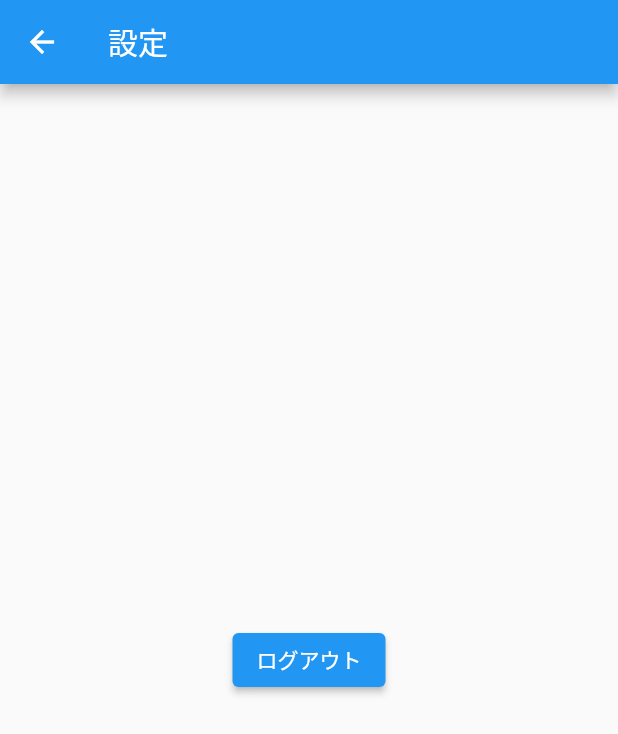
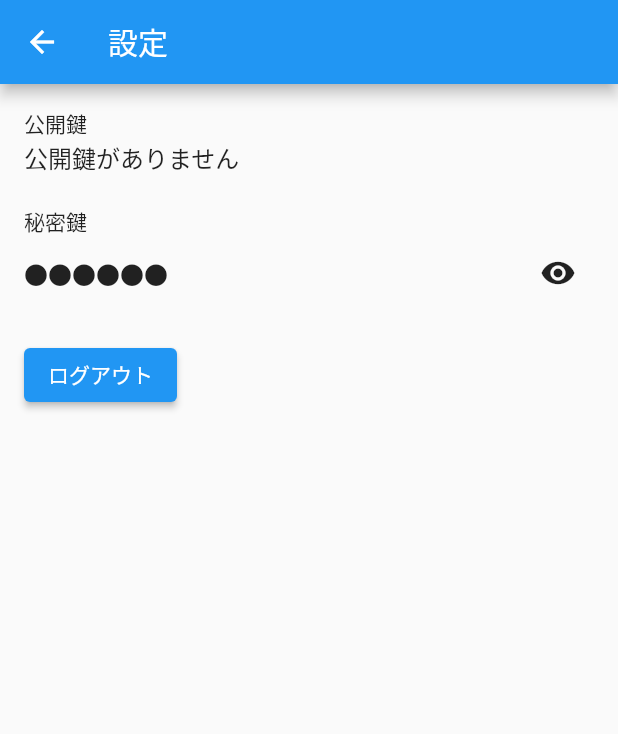
Before and after one commit to ShinoharaTa/nostr_pubcha_client, a Flutter app: the ChatScreen screen opened directly, after a tap on the "settings" icon, on a phone screen of 412 x 824 dp. Shown: the top 734 px of the screen. Run offline on Flutter 3.47's test engine with Material 2 defaults, Android fonts, the phone set to English and light mode, and no system bars; our stand-ins replace shared_preferences, synchronized; missing offline and left inert: mutex, nostr_core_dart; accounts and stored records are empty; network calls fail.

Commit message:
アカウント生成後の公開鍵と秘密鍵を見られるように変更

```diff
--- a/lib/chat.dart
+++ b/lib/chat.dart
@@ -1,5 +1,6 @@
 import 'dart:async';
 import 'package:flutter/material.dart';
+import 'package:nostr_core_dart/nostr.dart';
 import 'const/const.dart';
 import 'settings.dart';
 import 'post.dart';
--- a/lib/settings.dart
+++ b/lib/settings.dart
@@ -1,5 +1,6 @@
 import 'package:flutter/material.dart';
 import 'package:nostr_pubcha_client/nostr/profile.dart';
+import 'package:nostr_pubcha_client/nostr/store.dart';
 import 'login.dart';
 
 class SettingsScreen extends StatefulWidget {
@@ -8,14 +9,50 @@ class SettingsScreen extends StatefulWidget {
 }
 
 class _SettingsScreenState extends State {
+  bool _showPrivateKey = false;
+
   @override
   Widget build(BuildContext context) {
     return Scaffold(
       appBar: AppBar(
         title: Text('設定'),
       ),
-      body: Center(
-        child: ElevatedButton(
+      body: Padding(
+        padding: EdgeInsets.all(16.0),
+        child: Column(
+          crossAxisAlignment: CrossAxisAlignment.start,
+          children: <Widget>[
+            Text('公開鍵'),
+            SelectableText(
+              PublicCore.publicKey != null ? getEncodedPubkey(PublicCore.publicKey) : '公開鍵がありません',
+              style: TextStyle(fontSize: 16),
+            ),
+            SizedBox(height: 20),
+            Text('秘密鍵'),
+            Row(
+              children: <Widget>[
+                Expanded(
+                  child: SelectableText(
+                    _showPrivateKey
+                        ? (PublicCore.privateKey != null ? getEncodedPrivkey(PublicCore.privateKey) : '公開鍵がありません')
+                        : '●●●●●●',
+                    style: TextStyle(fontSize: 16),
+                  ),
+                ),
+                IconButton(
+                  icon: Icon(
+                    _showPrivateKey ? Icons.visibility_off : Icons.visibility,
+                  ),
+                  onPressed: () {
+                    setState(() {
+                      _showPrivateKey = !_showPrivateKey;
+                    });
+                  },
+                ),
+              ],
+            ),
+            SizedBox(height: 20),
+            ElevatedButton(
               child: Text('ログアウト'),
               onPressed: () {
                 clearProfile();
@@ -26,6 +63,8 @@ class _SettingsScreenState extends State {
                 );
               },
             ),
+          ],
+        ),
       ),
     );
   }
```
Lines whose indentation alone changed are shown as unchanged.
